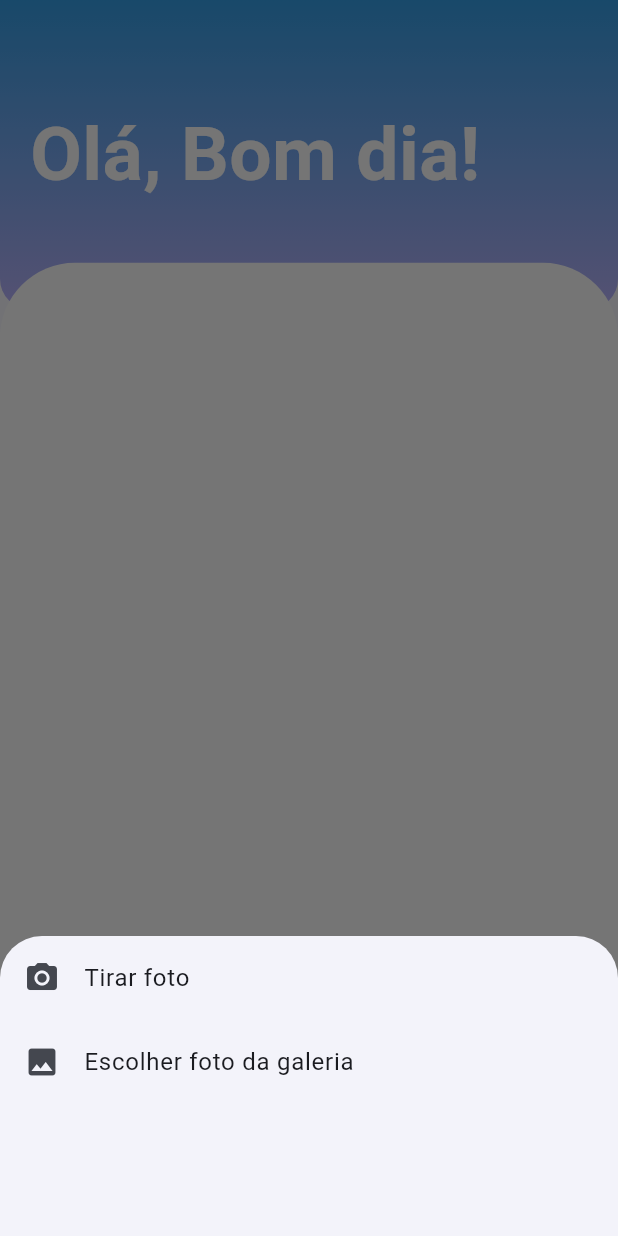
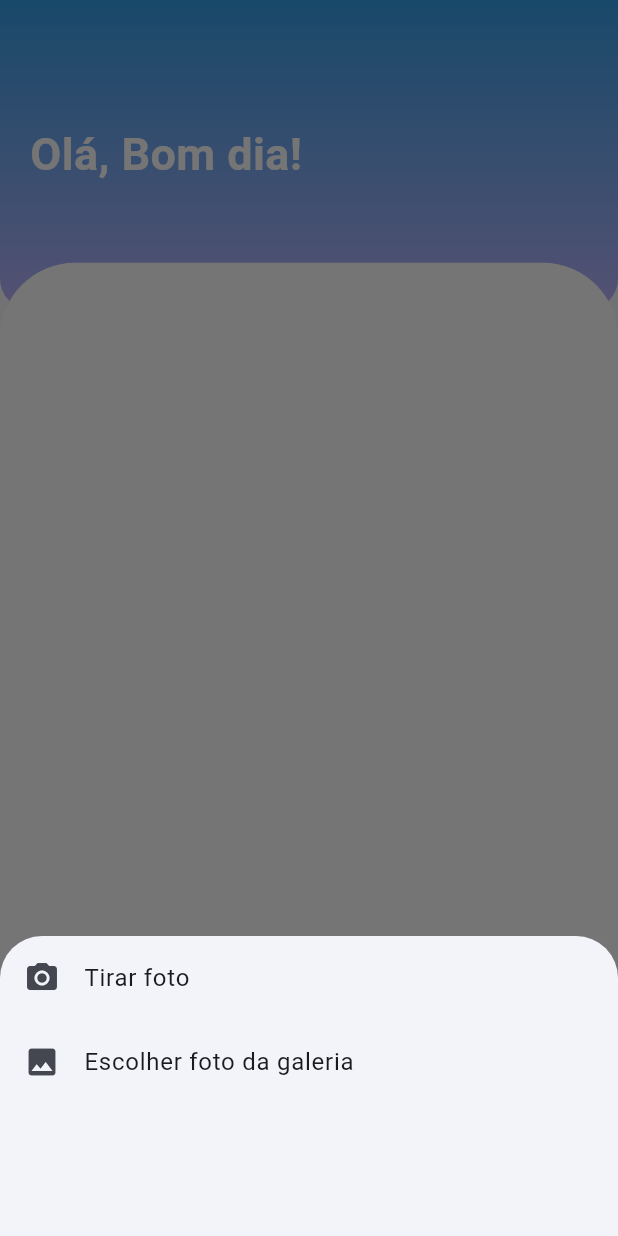
Before and after one commit to JhonSilva98/ScannerApp, a Flutter app: the WidgetFinal screen opened directly, after a tap on the "add" icon, on a phone screen of 412 x 824 dp. Run offline on Flutter 3.47's test engine with Material 2 defaults, Android fonts, the light colour scheme and no system bars; our stand-ins replace firebase_core, image_cropper, image_picker, shared_preferences; missing offline and left inert: google_mlkit_text_recognition; accounts and stored records are empty.

Commit message:
finalizando callback setstate

```diff
--- a/lib/main.dart
+++ b/lib/main.dart
@@ -2,6 +2,11 @@ import 'package:firebase_core/firebase_core.dart';
 import 'package:flutter/material.dart';
 import 'package:scanner_app/firebase_options.dart';
 import 'material.dart';
+
+//https://pub.dev/packages/printing //para impressao
+//api Scanner https://pub.dev/packages/document_scanner_flutter/install
+
+//testar o uso de callback do setstate void ja criada no widgetfinal ver chatgpt
 
 Future<void> main() async {
   WidgetsFlutterBinding.ensureInitialized();
--- a/lib/material.dart
+++ b/lib/material.dart
@@ -18,10 +18,11 @@ class MyApp extends StatelessWidget {
   @override
   Widget build(BuildContext context) {
     DateTime currentTime = DateTime.now();
+
     GlobalVariable().myVariable = {
       "hora": currentTime.hour.toDouble(),
       "minuto": currentTime.minute.toDouble(),
-      "secundos": currentTime.second.toDouble()
+      "segundos": currentTime.second.toDouble()
     };
     return MaterialApp(
       title: 'Scanner App',
--- a/lib/widget/apresentacao/funcionApresentacao.dart
+++ b/lib/widget/apresentacao/funcionApresentacao.dart
@@ -8,7 +8,7 @@ Future<Widget> checkFirstSeen() async {
   bool _seen = (prefs.getBool('seen') ?? false);
 
   if (!_seen) {
-    // Navegue para a tela que você deseja mostrar apenas uma vez
+    // Navegar para a tela que você deseja mostrar apenas uma vez
     await prefs.setBool('seen', true);
     return MyHomePage();
   } else {
--- a/lib/widget/apresentacao/widgetApresentacao.dart
+++ b/lib/widget/apresentacao/widgetApresentacao.dart
@@ -1,7 +1,5 @@
 import 'package:flutter/material.dart';
 import 'package:scanner_app/widget/final/widgetFinal.dart';
-
-//api Scanner https://pub.dev/packages/document_scanner_flutter/install
 
 class MyHomePage extends StatelessWidget {
   const MyHomePage({super.key});
--- a/lib/widget/final/widgetFinal.dart
+++ b/lib/widget/final/widgetFinal.dart
@@ -1,6 +1,6 @@
 import 'package:flutter/material.dart';
 import 'package:scanner_app/material.dart';
-import 'package:scanner_app/widget/final/funcionScanner.dart';
+import 'package:scanner_app/widget/final/funcionDigit.dart';
 /*import 'package:image_cropper/image_cropper.dart';
 import 'package:image_picker/image_picker.dart';
 import 'package:google_mlkit_text_recognition/google_mlkit_text_recognition.dart'
@@ -31,6 +31,11 @@ class _WidgetFinalState extends State<WidgetFinal> {
   var imageFile;
   String textoDigit = "";
   BuildContext? dialogContext;
+  void setStateCallback() {
+    setState(() {
+      // Atualize o estado ou execute outras ações necessárias
+    });
+  }
 
   @override
   Widget build(BuildContext context) {
@@ -59,7 +64,7 @@ class _WidgetFinalState extends State<WidgetFinal> {
                     'Olá, ${hora()}',
                     style: TextStyle(
                       color: Colors.white,
-                      fontSize: 50.0,
+                      fontSize: 30.0,
                       fontWeight: FontWeight.w700,
                     ),
                   ),
@@ -76,6 +81,18 @@ class _WidgetFinalState extends State<WidgetFinal> {
                   topLeft: Radius.circular(50.0),
                   topRight: Radius.circular(50.0),
                 ),
+              ),
+              child: GridView.builder(
+                itemCount: digit.listWidgetDigit.length,
+                gridDelegate: SliverGridDelegateWithFixedCrossAxisCount(
+                  crossAxisCount: 2,
+                  mainAxisSpacing: 10.0,
+                  crossAxisSpacing: 10.0,
+                  childAspectRatio: 1.0,
+                ),
+                itemBuilder: (BuildContext context, int index) {
+                  return digit.retornoWidget(index);
+                },
               ),
             ),
           ),
@@ -152,7 +169,8 @@ class _WidgetFinalState extends State<WidgetFinal> {
                             leading: Icon(Icons.camera_alt),
                             title: Text('Tirar foto'),
                             onTap: () {
-                              digit.getImageCamera(dialogContext!);
+                              digit.getImageCamera(
+                                  dialogContext!, setStateCallback);
                               Navigator.pop(dialogContext!);
                             },
                           ),
@@ -160,7 +178,8 @@ class _WidgetFinalState extends State<WidgetFinal> {
                             leading: Icon(Icons.photo),
                             title: Text('Escolher foto da galeria'),
                             onTap: () {
-                              digit.getImageGallery(dialogContext!);
+                              digit.getImageGallery(
+                                  dialogContext!, setStateCallback);
                               Navigator.pop(dialogContext!);
                             },
                           ),
@@ -175,130 +194,4 @@ class _WidgetFinalState extends State<WidgetFinal> {
       ),
     );
   }
-
-  /*void getImageGallery() async {
-    try {
-      final pickedImage =
-          await ImagePicker().pickImage(source: ImageSource.gallery);
-      if (pickedImage != null) {
-        cropImage(pickedImage);
-      }
-    } catch (e) {
-      imageFile = null;
-    }
-  }
-
-  void getImageCamera() async {
-    try {
-      final pickedImage =
-          await ImagePicker().pickImage(source: ImageSource.camera);
-      if (pickedImage != null) {
-        cropImage(pickedImage);
-      }
-    } catch (e) {
-      imageFile = null;
-    }
-  }
-
-  void getRecognisedText(rec.InputImage image) async {
-    // Verifica se o State ainda está ativo
-
-    final textRecognizer =
-        rec.TextRecognizer(script: rec.TextRecognitionScript.latin);
-    final rec.RecognizedText recognizedText =
-        await textRecognizer.processImage(image);
-// Verifica novamente se o State ainda está ativo
-    setState(() {
-      textoDigit = recognizedText.text;
-      print(textoDigit);
-    });
-  }
-
-  Future<void> cropImage(XFile picked) async {
-    final croppedFile = await ImageCropper().cropImage(
-      sourcePath: picked.path,
-      compressFormat: ImageCompressFormat.jpg,
-      compressQuality: 100,
-      uiSettings: [
-        AndroidUiSettings(
-            toolbarTitle: 'Cropper',
-            toolbarColor: Colors.deepOrange,
-            toolbarWidgetColor: Colors.white,
-            initAspectRatio: CropAspectRatioPreset.original,
-            lockAspectRatio: false),
-        IOSUiSettings(
-          title: 'Cropper',
-        ),
-        WebUiSettings(
-          context: context,
-          presentStyle: CropperPresentStyle.dialog,
-          boundary: const CroppieBoundary(
-            width: 520,
-            height: 520,
-          ),
-          viewPort:
-              const CroppieViewPort(width: 480, height: 480, type: 'circle'),
-          enableExif: true,
-          enableZoom: true,
-          showZoomer: true,
-        ),
-      ],
-    );
-    if (croppedFile != null) {
-      setState(() {
-        XFile xFile = XFile(croppedFile.path);
-        imageFile = rec.InputImage.fromFilePath(xFile.path);
-        getRecognisedText(imageFile);
-        showDialog(
-          context: context,
-          barrierDismissible:
-              false, // Impede o fechamento do popup ao tocar fora dele
-          builder: (BuildContext context) {
-            return AlertDialog(
-              content: Column(
-                mainAxisSize: MainAxisSize.min,
-                children: [
-                  CircularProgressIndicator(),
-                  SizedBox(height: 16.0),
-                  Text('Carregando...'),
-                ],
-              ),
-            );
-          },
-        );
-        Future.delayed(Duration(seconds: 3), () {
-          Navigator.pop(context); // Fecha o popup após 5 segundos
-        });
-      });
-    }
-  }*/
 }
-
-/*Scaffold(
-      appBar: AppBar(
-        automaticallyImplyLeading: false,
-        elevation: 5,
-        shape: RoundedRectangleBorder(
-          borderRadius: BorderRadius.vertical(
-            bottom: Radius.circular(20),
-          ),
-        ),
-        flexibleSpace: Container(
-          decoration: BoxDecoration(
-              borderRadius: BorderRadius.only(
-                  bottomLeft: Radius.circular(20),
-                  bottomRight: Radius.circular(20)),
-              gradient: LinearGradient(
-                  begin: Alignment.topCenter,
-                  end: Alignment.bottomCenter,
-                  colors: [
-                    Color(0xFF359fe7),
-                    Color(0xFFb9b2fb),
-                  ])),
-        ),
-      ),
-      floatingActionButton: FloatingActionButton(
-        onPressed: () {},
-        child: Icon(Icons.camera_alt),
-      ),
-    );*/
```
Also changed, not shown: lib/widget/final/funcionDigit.dart (added, +171 -0 lines), lib/widget/final/funcionScanner.dart (deleted, +0 -101 lines).
